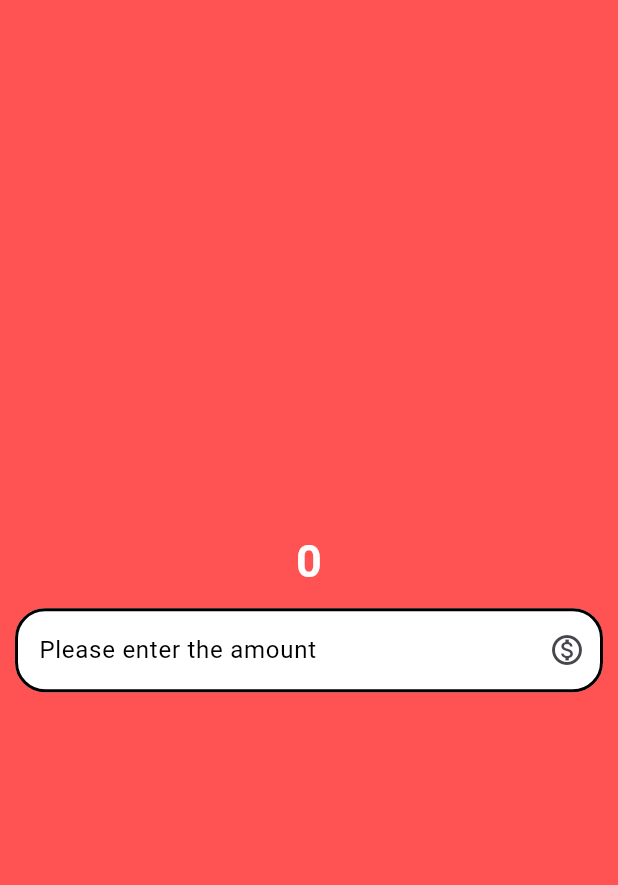
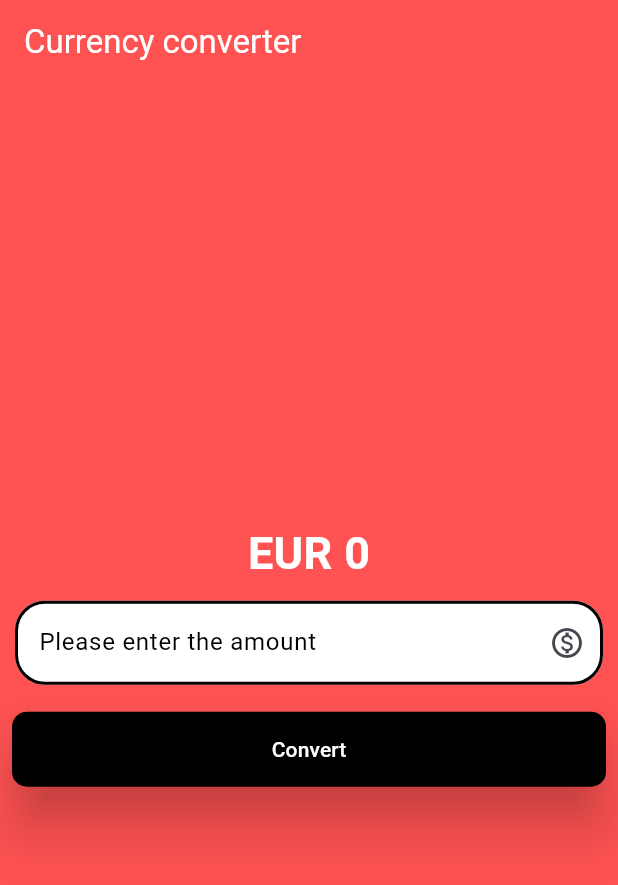
Before and after one commit to FILLIN-RX/converter, a Flutter app: the screen it shows after launch, on a phone screen of 412 x 824 dp. Shown: the top 885 px of the screen. Run offline on Flutter 3.47's test engine with Material 3 defaults, Android fonts, the phone set to English and light mode, and no system bars.

Commit message:
corrency app finished

```diff
--- a/converter/lib/main.dart
+++ b/converter/lib/main.dart
@@ -17,7 +17,7 @@ class MyApp extends StatelessWidget {
   @override
   Widget build(BuildContext context) {
     return const MaterialApp(
-      home: CurrencyConverterMaterailPage(),
+      home: CurrencyConverter(),
     );
   }
 }
--- a/converter/lib/pages/currency_converter.dart
+++ b/converter/lib/pages/currency_converter.dart
@@ -1,61 +1,158 @@
 import 'package:flutter/material.dart';
 
-class CurrencyConverterMaterailPage extends StatelessWidget {
-  const CurrencyConverterMaterailPage({super.key});
+/// CurrencyConverter is a StatefulWidget because the UI depends on changing
+/// runtime data (the converted result). A StatefulWidget delegates its mutable
+/// state to a separate State object (_CurrencyMaterial).
+class CurrencyConverter extends StatefulWidget {
+  const CurrencyConverter({super.key});
+
+  @override
+  State<CurrencyConverter> createState() => _CurrencyMaterial();
+}
+
+/// State class for CurrencyConverter. This holds all mutable state and the
+/// logic required to update the UI when that state changes.
+class _CurrencyMaterial extends State<CurrencyConverter> {
+  // Numeric result of the conversion. Starts at 0 and is updated when the
+  // user taps the Convert button.
+  double result = 0;
+
+  // Controller attached to the TextField so we can read the current input
+  // value programmatically. This allows parsing the entered text into a
+  // number when performing the conversion.
+  final TextEditingController textEditingController = TextEditingController();
+
+  // convert() is called when the user presses the Convert button. It parses
+  // the current text input as a double and multiplies it by the exchange
+  // rate (650 in this example). The setState call tells Flutter to rebuild
+  // the widget tree so the displayed result updates.
+  void convert() {
+    setState(() {
+      // Note: In production code you should handle parse errors (e.g. empty
+      // input or invalid number formats) with try/catch or validation.
+      result = double.parse(textEditingController.text) * 650;
+    });
+  }
+
   @override
   Widget build(BuildContext context) {
+    // Define a reusable border style for the TextField focused/enabled states.
+    // This keeps the visual appearance consistent and easy to change in one
+    // place.
     const border = OutlineInputBorder(
-      borderSide: BorderSide(
-        width: 2.0,
-        style: BorderStyle.solid,
+      borderSide: BorderSide(width: 2.0, style: BorderStyle.solid),
+      borderRadius: BorderRadius.all(Radius.circular(20)),
+    );
+
+    // The Scaffold forms the basic visual layout structure: app bar on top,
+    // body content in the main area, and a background color.
+    return Scaffold(
+      // Overall background color behind the app content.
+      backgroundColor: Colors.blue,
+
+      // Top app bar (header). Uses a contrasting color and a simple title.
+      appBar: AppBar(
+        backgroundColor: Colors.redAccent,
+        elevation: 0,
+        title: Text(
+          "Currency converter",
+          style: TextStyle(color: Colors.white),
+        ),
       ),
-      borderRadius: BorderRadius.all(
-        Radius.circular(20),
-      ),
-    );
-    return  Scaffold(
-      backgroundColor: Colors.blue,
+
+      // Main content centered in the body area.
       body: Center(
+        // ColoredBox provides a solid background color for the content
+        // container. This is where the result, input, and button live.
         child: ColoredBox(
           color: Colors.redAccent,
-          child: Column(mainAxisAlignment: MainAxisAlignment.center,
-          children: [
-            Container(
-              child: Text(
-                '0',
+          child: Column(
+            // Center the children vertically within the ColoredBox.
+            mainAxisAlignment: MainAxisAlignment.center,
+            children: [
+              // Display the converted amount. The numeric value `result` is
+              // interpolated into the string. Styling makes it prominent.
+              Text(
+                'EUR ${result != 0 ? result.toStringAsFixed(2): result.toStringAsFixed(0)}', // Convert number to string via interpolation
                 style: TextStyle(
                   fontSize: 30,
                   fontWeight: FontWeight.bold,
                   color: Colors.white,
                 ),
               ),
-            ),
-            Container(
-              child: Padding(
+
+              // Input area: a padded TextField where the user types an amount.
+              // The controller provides access to the current text value.
+              Padding(
                 padding: EdgeInsets.all(10),
                 child: TextField(
-                  style: TextStyle(
-                    color: Colors.black,
-                  ),
+                  controller: textEditingController,
+                  // onSubmitted fires when the user presses the keyboard's
+                  // action button (e.g. Done/Enter). Here it simply prints the
+                  // value to the console; conversion is triggered via the
+                  // Convert button instead.
+                  onSubmitted: (value) {
+                    print(value); // Useful for debugging during development
+                  },
+                  // Input text color inside the field
+                  style: TextStyle(color: Colors.black),
                   decoration: InputDecoration(
+                    // Placeholder hint to indicate expected input
                     hintText: 'Please enter the amount',
-                    hintStyle: TextStyle(
-                      color: Colors.black,
-                    ),
+                    hintStyle: TextStyle(color: Colors.black),
+                    // Icon shown at the end of the input field
                     suffixIcon: Icon(Icons.monetization_on_outlined),
                     filled: true,
                     fillColor: Colors.white,
                     border: OutlineInputBorder(),
+                    // Use the pre-defined border for focused/enabled states
                     focusedBorder: border,
                     enabledBorder: border,
                   ),
-                  keyboardType: TextInputType.number ,
+                  // Use a numeric keyboard to make it easier to enter numbers.
+                  keyboardType: TextInputType.number,
                 ),
               ),
-            ),
-          ]),
+
+              // Convert button: when pressed it runs the convert() method which
+              // updates the state (and the displayed result).
+              Padding(
+                padding: const EdgeInsets.all(8.0),
+                child: ElevatedButton(
+                  onPressed: convert,
+                  // Button style controls elevation, colors, size, and shape.
+                  style: ButtonStyle(
+                    // NOTE: Depending on your Flutter SDK you might use
+                    // MaterialStatePropertyAll instead of WidgetStatePropertyAll.
+                    // This file preserves the same API used originally.
+                    elevation: WidgetStatePropertyAll(15),
+                    backgroundColor: WidgetStatePropertyAll(Colors.black),
+                    foregroundColor: WidgetStatePropertyAll(Colors.white),
+                    minimumSize: WidgetStatePropertyAll(
+                      Size(double.infinity, 50),
+                    ),
+                    fixedSize: WidgetStatePropertyAll(
+                      Size(double.infinity, 50),
+                    ),
+                    shape: WidgetStatePropertyAll(
+                      RoundedRectangleBorder(
+                        borderRadius: BorderRadius.circular(10),
+                      ),
+                    ),
+                  ),
+                  child: Text("Convert"),
+                ),
+              ),
+            ],
+          ),
         ),
       ),
     );
   }
 }
+
+// End of currency converter page.
+// Notes & recommendations:
+// - Add input validation to handle empty or invalid numbers.
+// - Consider making the exchange rate configurable (e.g., via settings or an API).
+// - If you expect large numbers, format the displayed result for readability.
```
